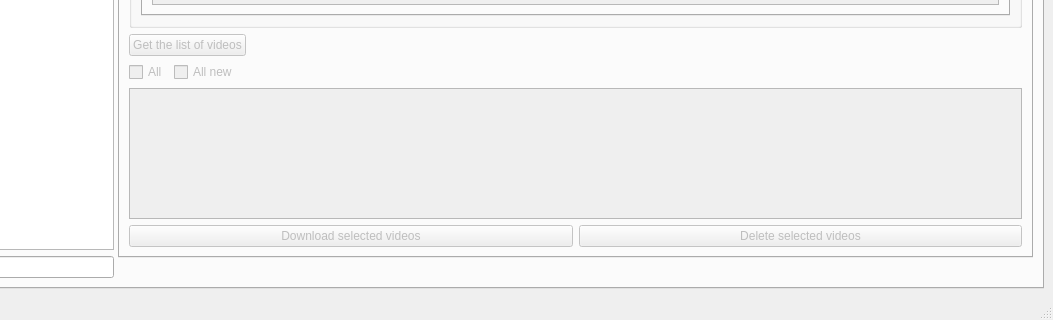
Above: src/coordinator/coordinator.ui from olivierfriard/raspberry_video-recording_coordinator before the change; both pictures show x 232 to 1285 and y 569 to 889 of the 1285 by 889 pixel window. Below: the same form after it.
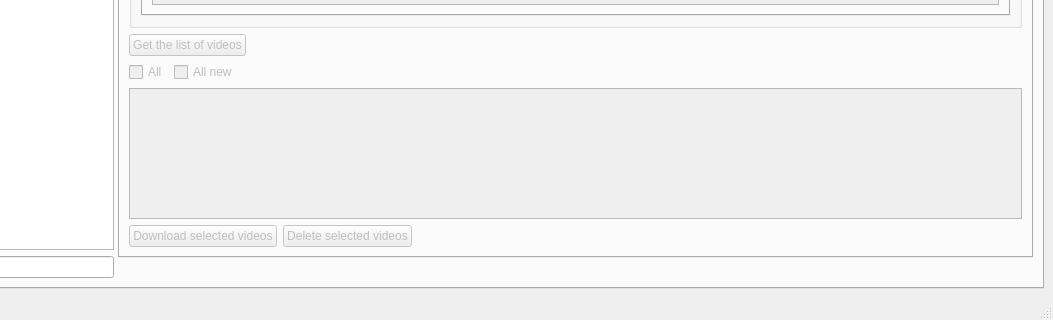
That is the form after the change. The open tabs and pages were chosen to show the change.

```diff
--- a/src/coordinator/coordinator.ui
+++ b/src/coordinator/coordinator.ui
@@ -1309,6 +1309,19 @@
                     </property>
                    </widget>
                   </item>
+                  <item>
+                   <spacer name="horizontalSpacer_17">
+                    <property name="orientation">
+                     <enum>Qt::Horizontal</enum>
+                    </property>
+                    <property name="sizeHint" stdset="0">
+                     <size>
+                      <width>40</width>
+                      <height>20</height>
+                     </size>
+                    </property>
+                   </spacer>
+                  </item>
                  </layout>
                 </item>
                </layout>
```
Left out of the diff: 2 changed lines with no effect on the pictures.
